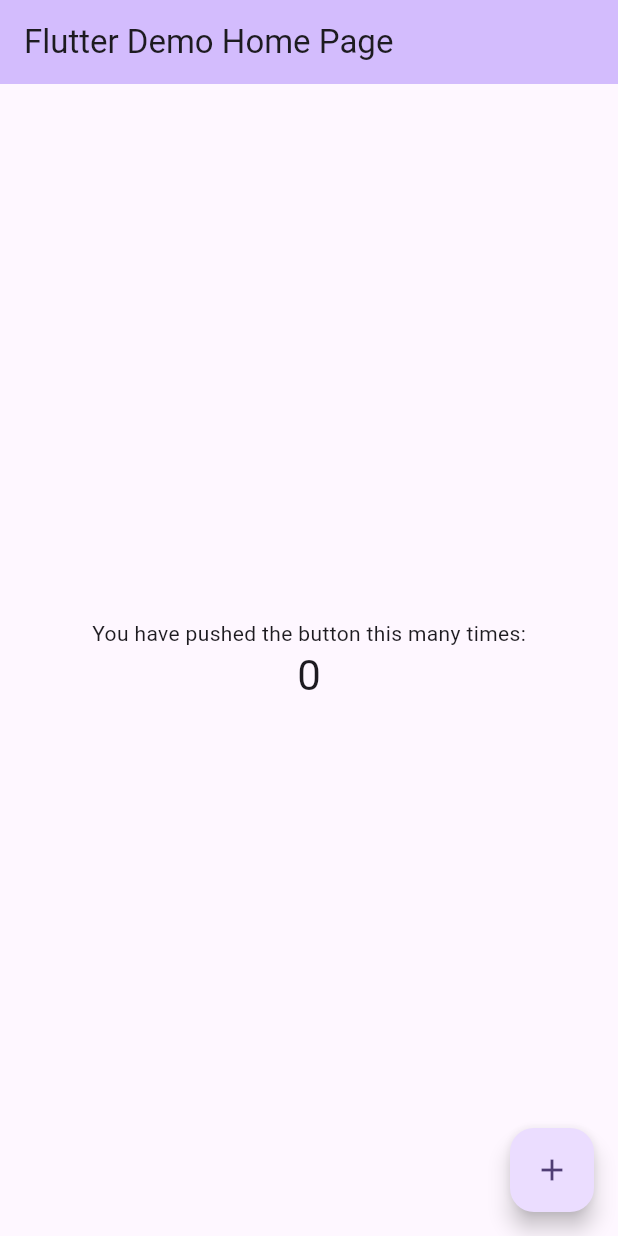
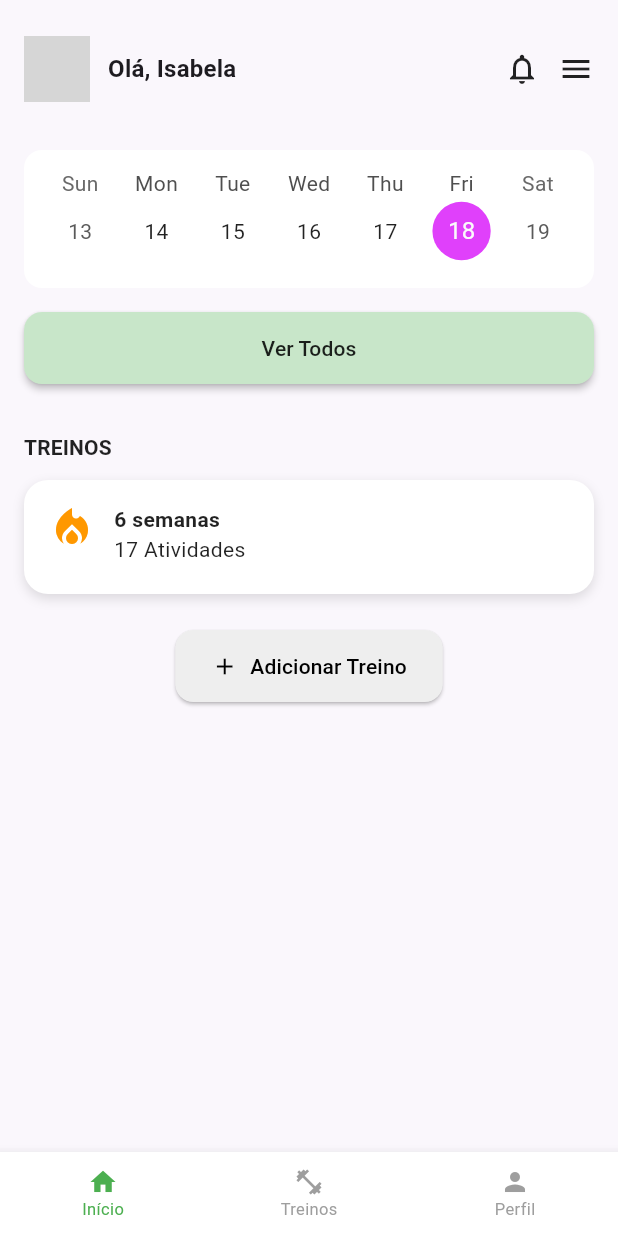
Before and after one commit to isabellaoliveira11/FitIA, a Flutter app: the screen it shows after launch, on a phone screen of 412 x 824 dp. Run offline on Flutter 3.47's test engine with Material 3 defaults, Android fonts, the phone set to English and light mode, and no system bars; drawn by our look-alikes of table_calendar; our stand-ins replace go_router; network calls fail; grey boxes are pictures that could not be loaded.

Commit message:
feat: Home layout with calendar and sequence

```diff
--- /dev/null
+++ b/lib/config/theme_config.dart
@@ -0,0 +1,39 @@
+import 'package:flutter/material.dart';
+
+class AppColors {
+  static const background = Color(0xFFFAF7FC);
+  static const primary = Colors.deepPurple;
+  static const accent = Colors.purpleAccent;
+  static const green = Colors.green;
+  static const greenLight = Color(0xFFC8E6C9);
+  static const textDark = Colors.black87;
+  static const textLight = Colors.grey;
+  static const card = Colors.white;
+}
+
+class AppTheme {
+  static ThemeData get light => ThemeData(
+        scaffoldBackgroundColor: AppColors.background,
+        useMaterial3: true,
+        colorScheme: ColorScheme.fromSeed(seedColor: AppColors.primary),
+        fontFamily: 'Roboto',
+        textTheme: const TextTheme(
+          bodyMedium: TextStyle(color: AppColors.textDark),
+        ),
+        appBarTheme: const AppBarTheme(
+          elevation: 0,
+          backgroundColor: AppColors.background,
+          foregroundColor: AppColors.textDark,
+        ),
+        elevatedButtonTheme: ElevatedButtonThemeData(
+          style: ElevatedButton.styleFrom(
+            foregroundColor: AppColors.textDark,
+            backgroundColor: AppColors.greenLight,
+            padding: const EdgeInsets.symmetric(horizontal: 24, vertical: 12),
+            shape: RoundedRectangleBorder(
+              borderRadius: BorderRadius.circular(12),
+            ),
+          ),
+        ),
+      );
+}
--- a/lib/main.dart
+++ b/lib/main.dart
@@ -1,4 +1,6 @@
 import 'package:flutter/material.dart';
+import 'routes/app_router.dart';
+import 'config/theme_config.dart'; // importa aqui
 
 void main() {
   runApp(const MyApp());
@@ -7,119 +9,13 @@ void main() {
 class MyApp extends StatelessWidget {
   const MyApp({super.key});
 
-  // This widget is the root of your application.
   @override
   Widget build(BuildContext context) {
-    return MaterialApp(
-      title: 'Flutter Demo',
-      theme: ThemeData(
-        // This is the theme of your application.
-        //
-        // TRY THIS: Try running your application with "flutter run". You'll see
-        // the application has a purple toolbar. Then, without quitting the app,
-        // try changing the seedColor in the colorScheme below to Colors.green
-        // and then invoke "hot reload" (save your changes or press the "hot
-        // reload" button in a Flutter-supported IDE, or press "r" if you used
-        // the command line to start the app).
-        //
-        // Notice that the counter didn't reset back to zero; the application
-        // state is not lost during the reload. To reset the state, use hot
-        // restart instead.
-        //
-        // This works for code too, not just values: Most code changes can be
-        // tested with just a hot reload.
-        colorScheme: ColorScheme.fromSeed(seedColor: Colors.deepPurple),
-        useMaterial3: true,
-      ),
-      home: const MyHomePage(title: 'Flutter Demo Home Page'),
+    return MaterialApp.router(
+      routerConfig: router,
+      debugShowCheckedModeBanner: false,
+      title: 'FitIA',
+      theme: AppTheme.light, // 👈 aplica o nosso tema
     );
   }
 }
-
-class MyHomePage extends StatefulWidget {
-  const MyHomePage({super.key, required this.title});
-
-  // This widget is the home page of your application. It is stateful, meaning
-  // that it has a State object (defined below) that contains fields that affect
-  // how it looks.
-
-  // This class is the configuration for the state. It holds the values (in this
-  // case the title) provided by the parent (in this case the App widget) and
-  // used by the build method of the State. Fields in a Widget subclass are
-  // always marked "final".
-
-  final String title;
-
-  @override
-  State<MyHomePage> createState() => _MyHomePageState();
-}
-
-class _MyHomePageState extends State<MyHomePage> {
-  int _counter = 0;
-
-  void _incrementCounter() {
-    setState(() {
-      // This call to setState tells the Flutter framework that something has
-      // changed in this State, which causes it to rerun the build method below
-      // so that the display can reflect the updated values. If we changed
-      // _counter without calling setState(), then the build method would not be
-      // called again, and so nothing would appear to happen.
-      _counter++;
-    });
-  }
-
-  @override
-  Widget build(BuildContext context) {
-    // This method is rerun every time setState is called, for instance as done
-    // by the _incrementCounter method above.
-    //
-    // The Flutter framework has been optimized to make rerunning build methods
-    // fast, so that you can just rebuild anything that needs updating rather
-    // than having to individually change instances of widgets.
-    return Scaffold(
-      appBar: AppBar(
-        // TRY THIS: Try changing the color here to a specific color (to
-        // Colors.amber, perhaps?) and trigger a hot reload to see the AppBar
-        // change color while the other colors stay the same.
-        backgroundColor: Theme.of(context).colorScheme.inversePrimary,
-        // Here we take the value from the MyHomePage object that was created by
-        // the App.build method, and use it to set our appbar title.
-        title: Text(widget.title),
-      ),
-      body: Center(
-        // Center is a layout widget. It takes a single child and positions it
-        // in the middle of the parent.
-        child: Column(
-          // Column is also a layout widget. It takes a list of children and
-          // arranges them vertically. By default, it sizes itself to fit its
-          // children horizontally, and tries to be as tall as its parent.
-          //
-          // Column has various properties to control how it sizes itself and
-          // how it positions its children. Here we use mainAxisAlignment to
-          // center the children vertically; the main axis here is the vertical
-          // axis because Columns are vertical (the cross axis would be
-          // horizontal).
-          //
-          // TRY THIS: Invoke "debug painting" (choose the "Toggle Debug Paint"
-          // action in the IDE, or press "p" in the console), to see the
-          // wireframe for each widget.
-          mainAxisAlignment: MainAxisAlignment.center,
-          children: <Widget>[
-            const Text(
-              'You have pushed the button this many times:',
-            ),
-            Text(
-              '$_counter',
-              style: Theme.of(context).textTheme.headlineMedium,
-            ),
-          ],
-        ),
-      ),
-      floatingActionButton: FloatingActionButton(
-        onPressed: _incrementCounter,
-        tooltip: 'Increment',
-        child: const Icon(Icons.add),
-      ), // This trailing comma makes auto-formatting nicer for build methods.
-    );
-  }
-}
--- /dev/null
+++ b/lib/routes/app_router.dart
@@ -0,0 +1,22 @@
+import 'package:go_router/go_router.dart';
+
+import '../screens/home_screen.dart';
+import '../screens/login_screen.dart';
+import '../screens/treino_screen.dart';
+
+final GoRouter router = GoRouter(
+  routes: [
+    GoRoute(
+      path: '/',
+      builder: (context, state) => const HomeScreen(),
+    ),
+    GoRoute(
+      path: '/login',
+      builder: (context, state) => const LoginScreen(),
+    ),
+    GoRoute(
+      path: '/treino',
+      builder: (context, state) => const TreinoScreen(),
+    ),
+  ],
+);
--- /dev/null
+++ b/lib/screens/home/widgets/home_header.dart
@@ -0,0 +1,37 @@
+import 'package:flutter/material.dart';
+
+class HomeHeader extends StatelessWidget {
+  const HomeHeader({super.key});
+
+  @override
+  Widget build(BuildContext context) {
+    final theme = Theme.of(context);
+    return Row(
+      mainAxisAlignment: MainAxisAlignment.spaceBetween,
+      children: [
+        Row(
+          children: [
+            const CircleAvatar(
+              backgroundImage: NetworkImage('https://i.pravatar.cc/300'),
+              radius: 22,
+            ),
+            const SizedBox(width: 12),
+            Text(
+              'Olá, Isabela',
+              style: theme.textTheme.titleMedium?.copyWith(
+                fontWeight: FontWeight.w600,
+              ),
+            ),
+          ],
+        ),
+        const Row(
+          children: [
+            Icon(Icons.notifications_none),
+            SizedBox(width: 12),
+            Icon(Icons.menu),
+          ],
+        ),
+      ],
+    );
+  }
+}
--- /dev/null
+++ b/lib/screens/home_screen.dart
@@ -0,0 +1,187 @@
+import 'package:flutter/material.dart';
+import 'package:go_router/go_router.dart';
+import 'package:table_calendar/table_calendar.dart';
+import 'home/widgets/home_header.dart';
+
+class HomeScreen extends StatefulWidget {
+  const HomeScreen({super.key});
+
+  @override
+  State<HomeScreen> createState() => _HomeScreenState();
+}
+
+class _HomeScreenState extends State<HomeScreen> {
+  DateTime _focusedDay = DateTime.now();
+  DateTime? _selectedDay;
+
+  @override
+  Widget build(BuildContext context) {
+    final theme = Theme.of(context);
+
+    return Scaffold(
+      backgroundColor: const Color(0xFFFAF7FC),
+      resizeToAvoidBottomInset: true,
+      body: SafeArea(
+        child: SingleChildScrollView(
+          child: Padding(
+            padding: const EdgeInsets.fromLTRB(16, 24, 16, 48),
+            child: Column(
+              crossAxisAlignment: CrossAxisAlignment.start,
+              children: [
+                const HomeHeader(),
+                const SizedBox(height: 32),
+
+                // CALENDÁRIO SEMANAL
+                Container(
+                  padding: const EdgeInsets.all(12),
+                  decoration: BoxDecoration(
+                    color: Colors.white,
+                    borderRadius: BorderRadius.circular(12),
+                  ),
+                  child: TableCalendar(
+                    firstDay: DateTime.utc(2020, 1, 1),
+                    lastDay: DateTime.utc(2030, 12, 31),
+                    focusedDay: _focusedDay,
+                    selectedDayPredicate: (day) =>
+                        isSameDay(_selectedDay, day),
+                    onDaySelected: (selectedDay, focusedDay) {
+                      setState(() {
+                        _selectedDay = selectedDay;
+                        _focusedDay = focusedDay;
+                      });
+                    },
+                    calendarFormat: CalendarFormat.week,
+                    availableCalendarFormats: const {
+                      CalendarFormat.week: 'Semana',
+                    },
+                    headerVisible: false,
+                    calendarStyle: const CalendarStyle(
+                      selectedDecoration: BoxDecoration(
+                        color: Colors.deepPurple,
+                        shape: BoxShape.circle,
+                      ),
+                      todayDecoration: BoxDecoration(
+                        color: Colors.purpleAccent,
+                        shape: BoxShape.circle,
+                      ),
+                    ),
+                  ),
+                ),
+                const SizedBox(height: 16),
+
+                // BOTÃO "Ver Todos"
+                SizedBox(
+                  width: double.infinity,
+                  child: ElevatedButton(
+                    onPressed: () {},
+                    style: ElevatedButton.styleFrom(
+                      backgroundColor: Colors.green[100],
+                      foregroundColor: Colors.black87,
+                      padding: const EdgeInsets.symmetric(
+                          horizontal: 24, vertical: 14),
+                      elevation: 2,
+                      shape: RoundedRectangleBorder(
+                        borderRadius: BorderRadius.circular(12),
+                      ),
+                    ),
+                    child: const Text("Ver Todos"),
+                  ),
+                ),
+                const SizedBox(height: 32),
+
+                // SEÇÃO DE TREINOS
+                Text(
+                  "TREINOS",
+                  style: theme.textTheme.titleSmall?.copyWith(
+                    fontWeight: FontWeight.bold,
+                    color: Colors.black87,
+                  ),
+                ),
+                const SizedBox(height: 12),
+
+                // CARD DE TREINO
+                Container(
+                  padding: const EdgeInsets.all(16),
+                  decoration: BoxDecoration(
+                    color: Colors.white,
+                    borderRadius: BorderRadius.circular(16),
+                    boxShadow: const [
+                      BoxShadow(
+                        color: Colors.black12,
+                        blurRadius: 6,
+                        offset: Offset(0, 3),
+                      ),
+                    ],
+                  ),
+                  child: Row(
+                    crossAxisAlignment: CrossAxisAlignment.start,
+                    children: [
+                      const Icon(Icons.local_fire_department,
+                          color: Colors.orange, size: 32),
+                      const SizedBox(width: 12),
+                      Expanded(
+                        child: Column(
+                          crossAxisAlignment: CrossAxisAlignment.start,
+                          children: const [
+                            Text("6 semanas",
+                                style:
+                                    TextStyle(fontWeight: FontWeight.w600)),
+                            Text("17 Atividades"),
+                            SizedBox(height: 4),
+                          ],
+                        ),
+                      ),
+                    ],
+                  ),
+                ),
+                const SizedBox(height: 24),
+
+                // BOTÃO ADICIONAR TREINO
+                Center(
+                  child: ElevatedButton.icon(
+                    onPressed: () => context.go('/treino'),
+                    icon: const Icon(Icons.add),
+                    label: const Text("Adicionar Treino"),
+                    style: ElevatedButton.styleFrom(
+                      padding: const EdgeInsets.symmetric(
+                          horizontal: 24, vertical: 14),
+                      backgroundColor: Colors.grey[200],
+                      foregroundColor: Colors.black,
+                      shape: RoundedRectangleBorder(
+                        borderRadius: BorderRadius.circular(12),
+                      ),
+                    ),
+                  ),
+                ),
+                const SizedBox(height: 32),
+              ],
+            ),
+          ),
+        ),
+      ),
+
+      // NAVIGATION BAR
+      bottomNavigationBar: BottomNavigationBar(
+        type: BottomNavigationBarType.fixed,
+        backgroundColor: Colors.white,
+        currentIndex: 0,
+        selectedItemColor: Colors.green,
+        unselectedItemColor: Colors.grey,
+        selectedFontSize: 11,
+        unselectedFontSize: 11,
+        iconSize: 20,
+        elevation: 6,
+        onTap: (index) {
+          if (index == 1) context.go('/treino');
+          if (index == 2) context.go('/perfil');
+        },
+        items: const [
+          BottomNavigationBarItem(icon: Icon(Icons.home), label: 'Início'),
+          BottomNavigationBarItem(
+              icon: Icon(Icons.fitness_center), label: 'Treinos'),
+          BottomNavigationBarItem(icon: Icon(Icons.person), label: 'Perfil'),
+        ],
+      ),
+    );
+  }
+}
--- /dev/null
+++ b/lib/screens/login_screen.dart
@@ -0,0 +1,19 @@
+import 'package:flutter/material.dart';
+import 'package:go_router/go_router.dart';
+
+class LoginScreen extends StatelessWidget {
+  const LoginScreen({super.key});
+
+  @override
+  Widget build(BuildContext context) {
+    return Scaffold(
+      appBar: AppBar(title: const Text('Tela de Login')),
+      body: Center(
+        child: ElevatedButton(
+          onPressed: () => context.go('/'),
+          child: const Text('Voltar pra Home'),
+        ),
+      ),
+    );
+  }
+}
--- /dev/null
+++ b/lib/screens/splash_screen.dart
@@ -0,0 +1,33 @@
+import 'package:flutter/material.dart';
+import 'package:go_router/go_router.dart';
+
+class SplashScreen extends StatefulWidget {
+  const SplashScreen({super.key});
+
+  @override
+  State<SplashScreen> createState() => _SplashScreenState();
+}
+
+class _SplashScreenState extends State<SplashScreen> {
+  @override
+  void initState() {
+    super.initState();
+    Future.delayed(const Duration(seconds: 2), () {
+      if (mounted) {
+        context.go('/login');
+      }
+    });
+  }
+
+  @override
+  Widget build(BuildContext context) {
+    return const Scaffold(
+      body: Center(
+        child: Text(
+          'FitIA',
+          style: TextStyle(fontSize: 32, fontWeight: FontWeight.bold),
+        ),
+      ),
+    );
+  }
+}
--- /dev/null
+++ b/lib/screens/treino_screen.dart
@@ -0,0 +1,19 @@
+import 'package:flutter/material.dart';
+import 'package:go_router/go_router.dart';
+
+class TreinoScreen extends StatelessWidget {
+  const TreinoScreen({super.key});
+
+  @override
+  Widget build(BuildContext context) {
+    return Scaffold(
+      appBar: AppBar(title: const Text('Tela de Treino')),
+      body: Center(
+        child: ElevatedButton(
+          onPressed: () => context.go('/'),
+          child: const Text('Voltar pra Home'),
+        ),
+      ),
+    );
+  }
+}
```
Also changed, not shown: pubspec.yaml (+3 -68 lines), pubspec.lock.
